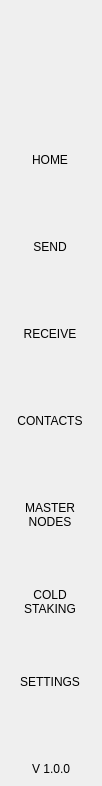
cimelli/RpdSource, file src/qt/rpdchain/forms/navmenuwidget.ui: the form before one commit.
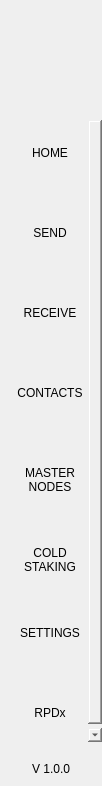
The form after the commit.

Commit message: QT for Tokens

```diff
--- a/src/qt/rpdchain/forms/navmenuwidget.ui
+++ b/src/qt/rpdchain/forms/navmenuwidget.ui
@@ -115,7 +115,7 @@
           <rect>
            <x>0</x>
            <y>0</y>
-           <width>100</width>
+           <width>102</width>
            <height>640</height>
           </rect>
          </property>
@@ -179,9 +179,6 @@
             <property name="checkable">
              <bool>true</bool>
             </property>
-            <property name="checked">
-             <bool>true</bool>
-            </property>
             <property name="autoExclusive">
              <bool>true</bool>
             </property>
@@ -337,6 +334,32 @@
             </property>
            </widget>
           </item>
+          <item>
+           <widget class="QToolButton" name="btnTokens">
+            <property name="minimumSize">
+             <size>
+              <width>100</width>
+              <height>80</height>
+             </size>
+            </property>
+            <property name="text">
+             <string>RPDx
+</string>
+            </property>
+            <property name="iconSize">
+             <size>
+              <width>32</width>
+              <height>32</height>
+             </size>
+            </property>
+            <property name="checkable">
+             <bool>true</bool>
+            </property>
+            <property name="autoExclusive">
+             <bool>true</bool>
+            </property>
+           </widget>
+          </item>
          </layout>
         </widget>
        </widget>
```
The commit also changes 102 other files.
